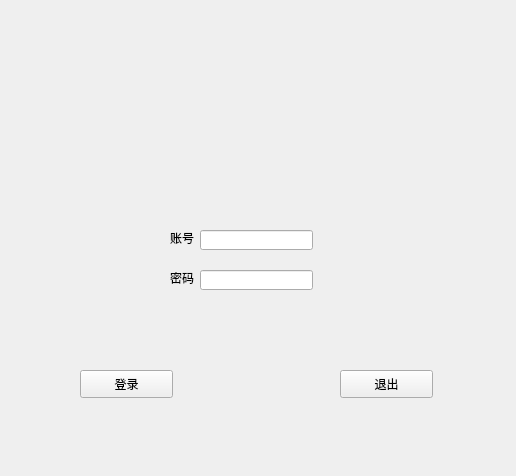
Above: COM/COM/com.ui from JohnLeeA/QtCom_Origin before the change. Below: the same form after it.
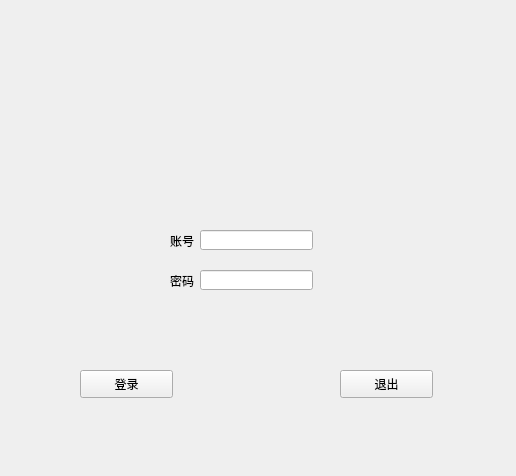
That is the form after the change.

Patch:
```diff
--- a/COM/COM/com.ui
+++ b/COM/COM/com.ui
@@ -39,7 +39,7 @@
      <x>170</x>
      <y>230</y>
      <width>31</width>
-     <height>16</height>
+     <height>21</height>
     </rect>
    </property>
    <property name="text">
@@ -52,7 +52,7 @@
      <x>170</x>
      <y>270</y>
      <width>31</width>
-     <height>16</height>
+     <height>21</height>
     </rect>
    </property>
    <property name="text">
```
